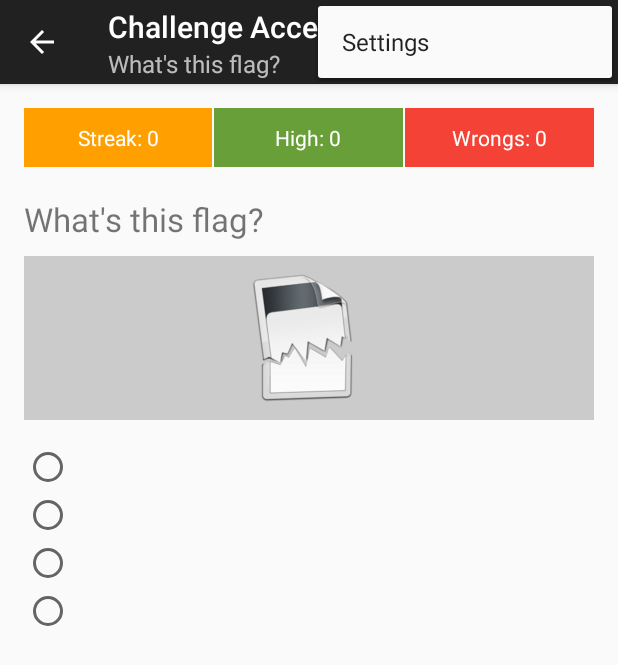
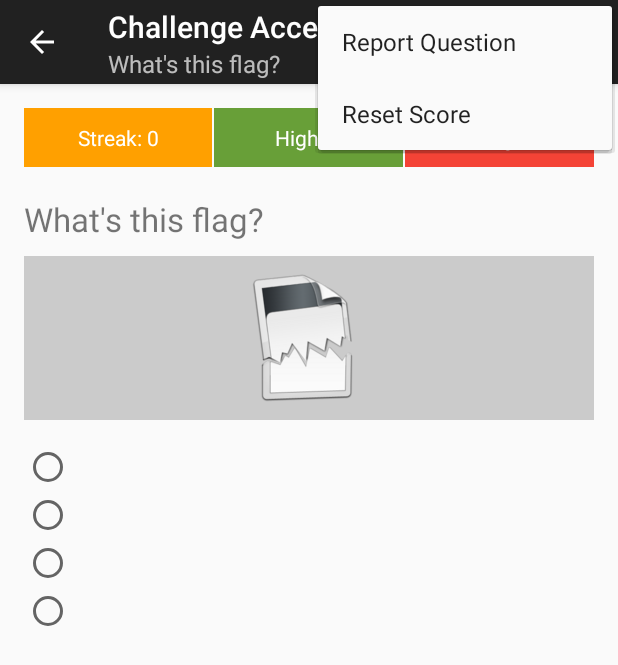
Before and after one commit to fed/ChallenGeo, an Android app: the ChallengeActivity screen opened directly, with no data from a screen before it, with the options menu open, on a phone screen of 412 x 824 dp. Shown: the top 665 px of the screen. Run offline under Robolectric (Android 15) with nearby library versions, the phone set to English and light mode, and no system bars; our stand-ins replace Picasso; pictures from the network do not load; 3 statements that could not run were skipped.

Commit message:
Update basic menu options for all activities

```diff
--- a/app/src/main/java/com/fknussel/challengeo/fragments/ChallengeFragment.java
+++ b/app/src/main/java/com/fknussel/challengeo/fragments/ChallengeFragment.java
@@ -21,6 +21,10 @@ import java.util.ArrayList;
 import java.util.Random;
 
 public class ChallengeFragment extends Fragment {
+
+    private TextView streakView;
+    private TextView highView;
+    private TextView wrongsView;
 
     private static String TAG = ChallengeFragment.class.getSimpleName();
 
@@ -70,9 +74,9 @@ public class ChallengeFragment extends Fragment {
         // Inflate view
         View rootView = inflater.inflate(R.layout.fragment_challenge, container, false);
 
-        TextView streakView = (TextView) rootView.findViewById(R.id.score_streak);
-        TextView highView = (TextView) rootView.findViewById(R.id.score_high);
-        TextView wrongsView = (TextView) rootView.findViewById(R.id.score_wrongs);
+        streakView = (TextView) rootView.findViewById(R.id.score_streak);
+        highView = (TextView) rootView.findViewById(R.id.score_high);
+        wrongsView = (TextView) rootView.findViewById(R.id.score_wrongs);
         ImageView flagView = (ImageView) rootView.findViewById(R.id.challenge_flag);
         RadioButton option1 = (RadioButton) rootView.findViewById(R.id.challenge_option1);
         RadioButton option2 = (RadioButton) rootView.findViewById(R.id.challenge_option2);
@@ -192,4 +196,10 @@ public class ChallengeFragment extends Fragment {
             this.options.add(new Answer(randomName, randomCode, truthValue));
         }
     }
+
+    public void resetScore() {
+        streakView.setText("Streak: 0");
+        highView.setText("High: 0");
+        wrongsView.setText("Wrongs: 0");
+    }
 }
--- a/app/src/main/res/menu/menu_challenge.xml
+++ b/app/src/main/res/menu/menu_challenge.xml
@@ -2,6 +2,14 @@
     xmlns:app="http://schemas.android.com/apk/res-auto"
     xmlns:tools="http://schemas.android.com/tools"
     tools:context="com.fknussel.challengeo.activities.ChallengeActivity">
-    <item android:id="@+id/action_settings" android:title="@string/action_settings"
-        android:orderInCategory="100" app:showAsAction="never" />
+
+    <item android:id="@+id/action_report"
+        android:title="Report Question"
+        android:orderInCategory="100"
+        app:showAsAction="never" />
+
+    <item android:id="@+id/action_reset"
+        android:title="Reset Score"
+        android:orderInCategory="200"
+        app:showAsAction="never" />
 </menu>
--- a/app/src/main/res/menu/menu_main.xml
+++ /dev/null
@@ -1,6 +0,0 @@
-<menu xmlns:android="http://schemas.android.com/apk/res/android"
-    xmlns:app="http://schemas.android.com/apk/res-auto"
-    xmlns:tools="http://schemas.android.com/tools" tools:context=".MainActivity">
-    <item android:id="@+id/action_settings" android:title="@string/action_settings"
-        android:orderInCategory="100" app:showAsAction="never" />
-</menu>
--- a/app/src/main/res/values/colors.xml
+++ b/app/src/main/res/values/colors.xml
@@ -9,9 +9,11 @@
   <color name="icons">#212121</color>
   <color name="divider">#B6B6B6</color>
 
+  <!-- Extra colors -->
   <color name="blue">#303F9F</color>
   <color name="orange">#FF5722</color>
   <color name="green">#689F38</color>
   <color name="grey">#455A64</color>
   <color name="red">#F44336</color>
+  <color name="white">#FFFFFF</color>
 </resources>
```
Also changed, not shown: app/src/main/java/com/fknussel/challengeo/activities/ChallengeActivity.java (+37 -3 lines), app/src/main/java/com/fknussel/challengeo/activities/MainActivity.java (+0 -23 lines), app/src/main/res/layout/dialog_report.xml (added, +30 -0 lines).
